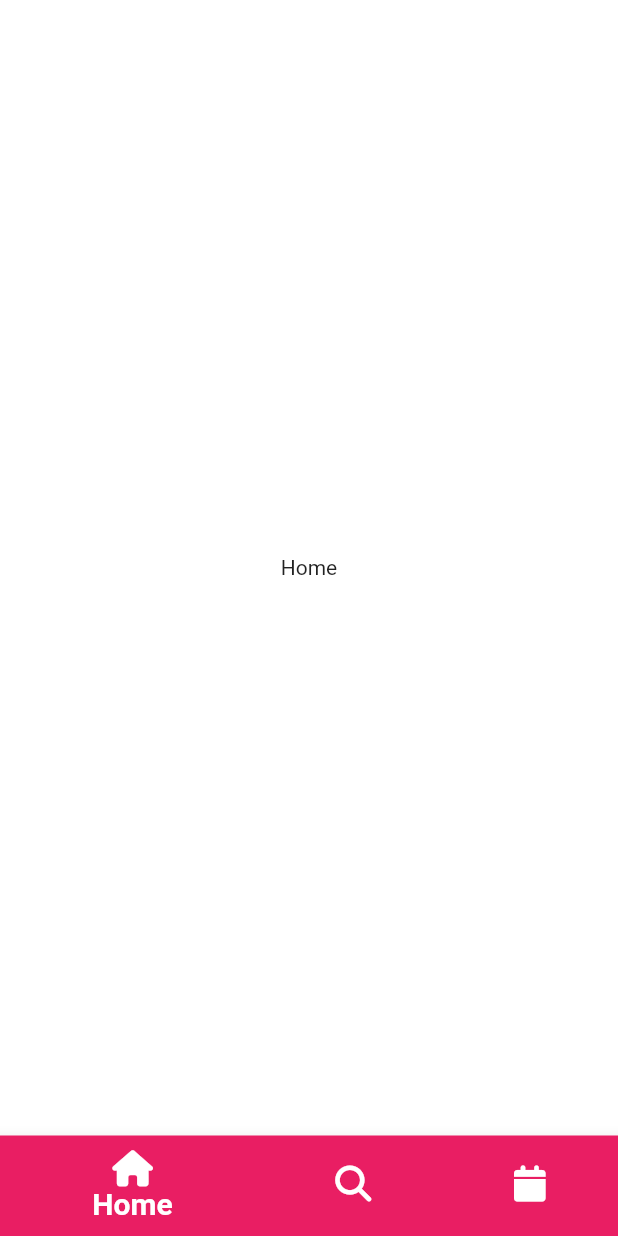
After one commit to seonghwii/tiktok_clone, a Flutter app: the screen it shows after launch, on a phone screen of 412 x 824 dp. The commit adds this screen. Run offline on Flutter 3.47's test engine with Material 2 defaults, Android fonts, the phone set to English and light mode, and no system bars; our stand-ins replace font_awesome_flutter; Roboto replaces fonts that are missing (NotoSans).

Commit message:
BottomNavigationBar 완료(6.2)

```diff
--- /dev/null
+++ b/lib/features/main_navigation/main_navigation_screen.dart
@@ -0,0 +1,87 @@
+import 'package:flutter/material.dart';
+import 'package:font_awesome_flutter/font_awesome_flutter.dart';
+import 'package:tictok_clone/constants/sizes.dart';
+
+class MainNavigationScreen extends StatefulWidget {
+  const MainNavigationScreen({super.key});
+
+  @override
+  State<MainNavigationScreen> createState() => _MainNavigationScreenState();
+}
+
+class _MainNavigationScreenState extends State<MainNavigationScreen> {
+  int _selectedIndex = 0;
+
+  final screens = [
+    const Center(
+      child: Text('Home'),
+    ),
+    const Center(
+      child: Text('Search'),
+    ),
+    const Center(
+      child: Text('Calendar'),
+    ),
+    // const Center(
+    //   child: Text('Camera'),
+    // ),
+    // const Center(
+    //   child: Text('Rotate'),
+    // ),
+  ];
+
+  void _onTap(int index) {
+    setState(() {
+      _selectedIndex = index;
+    });
+  }
+
+  @override
+  Widget build(BuildContext context) {
+    return Scaffold(
+      body: screens[_selectedIndex],
+      bottomNavigationBar: BottomNavigationBar(
+        selectedLabelStyle: const TextStyle(
+            fontSize: Sizes.size20,
+            fontWeight: FontWeight.bold,
+            fontFamily: 'NotoSans'),
+        type: BottomNavigationBarType.shifting,
+        currentIndex: _selectedIndex,
+        onTap: _onTap,
+        // selectedItemColor: Theme.of(context).primaryColor,
+        items: const [
+          BottomNavigationBarItem(
+            icon: FaIcon(FontAwesomeIcons.house),
+            label: "Home",
+            tooltip: "What are you?",
+            backgroundColor: Colors.pink,
+          ),
+          BottomNavigationBarItem(
+            icon: FaIcon(FontAwesomeIcons.magnifyingGlass),
+            label: "Search",
+            tooltip: "What are you?",
+            backgroundColor: Colors.blue,
+          ),
+          BottomNavigationBarItem(
+            icon: FaIcon(FontAwesomeIcons.solidCalendar),
+            label: "Calendar",
+            tooltip: "What are you?",
+            backgroundColor: Colors.teal,
+          ),
+          // BottomNavigationBarItem(
+          //   icon: FaIcon(FontAwesomeIcons.camera),
+          //   label: "Camera",
+          //   tooltip: "What are you?",
+          //   backgroundColor: Colors.amber,
+          // ),
+          // BottomNavigationBarItem(
+          //   icon: FaIcon(FontAwesomeIcons.rotate),
+          //   label: "Rotate",
+          //   tooltip: "What are you?",
+          //   backgroundColor: Colors.red,
+          // ),
+        ],
+      ),
+    );
+  }
+}
--- a/lib/main.dart
+++ b/lib/main.dart
@@ -1,6 +1,6 @@
 import 'package:flutter/material.dart';
 import 'package:tictok_clone/constants/sizes.dart';
-import 'package:tictok_clone/features/onboarding/interests_screen.dart';
+import 'package:tictok_clone/features/main_navigation/main_navigation_screen.dart';
 
 void main() {
   runApp(const TikTokApp());
@@ -32,7 +32,7 @@
           ),
         ),
       ),
-      home: const InterestsScreen(),
+      home: const MainNavigationScreen(),
     );
   }
 }
```
Also changed, not shown: lib/features/authentication/birthday_screen.dart (+6 -5 lines), lib/features/authentication/login_form_screen.dart (+6 -5 lines), lib/features/onboarding/tutorial_screen.dart (+13 -2 lines).
